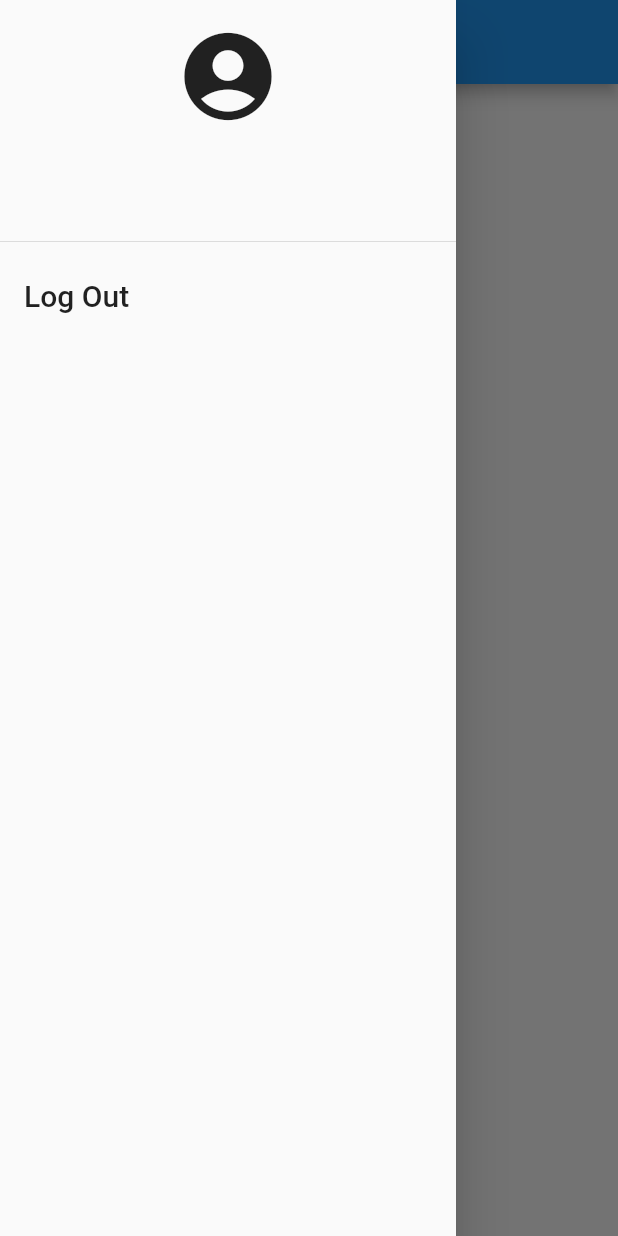
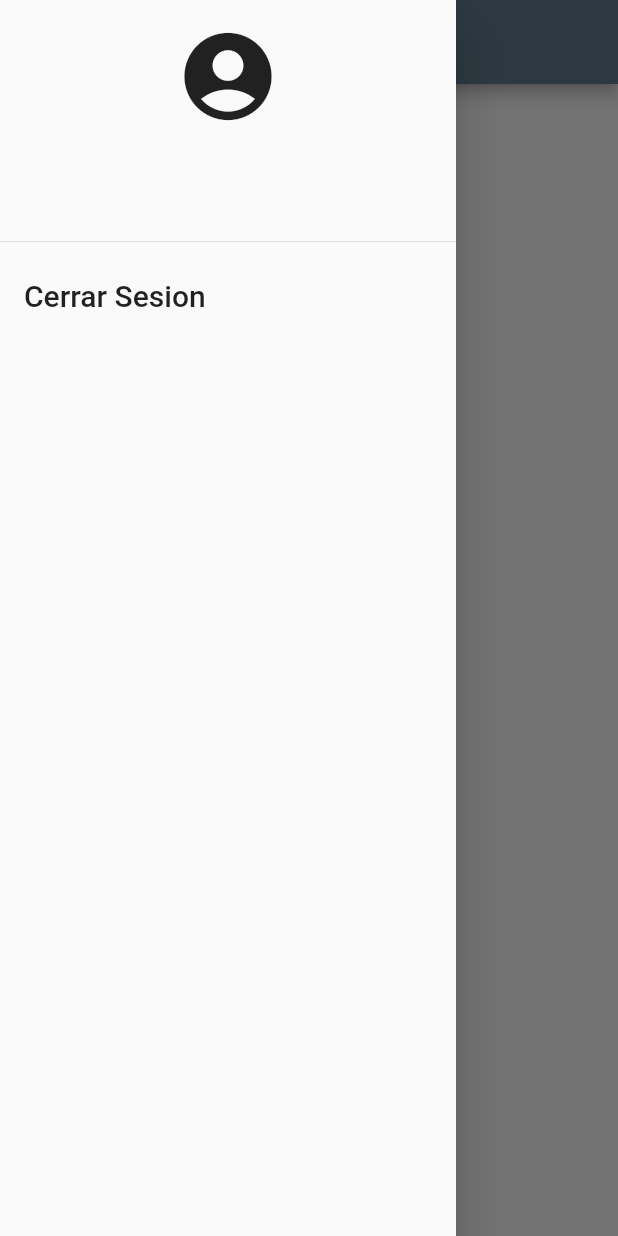
Before and after one commit to DispositivosMovilesUCE19-20/Grupo06, a Flutter app: the HomePage screen opened by its route, with the side drawer open, on a phone screen of 412 x 824 dp. Run offline on Flutter 3.47's test engine with Material 2 defaults, Android fonts, the phone set to English and light mode, and no system bars; our stand-ins replace sqflite; accounts and stored records are empty.

Commit message:
HomePage

```diff
--- a/lib/pages/home_page.dart
+++ b/lib/pages/home_page.dart
@@ -5,7 +5,8 @@ class HomePage extends StatelessWidget {
   Widget build(BuildContext context) {
     return Scaffold(
       appBar: AppBar(
-        title: Text('Home'),
+        backgroundColor: Colors.blueGrey,
+        title: Text('Inicio del Sistema'),
       ),
       drawer: Drawer(
         child: ListView(
@@ -24,7 +25,7 @@ class HomePage extends StatelessWidget {
             ),
             ListTile(
               title: Text(
-                'Log Out',
+                'Cerrar Sesion',
                 style: TextStyle(fontSize: 20.0),
               ),
               onTap: () {
```
